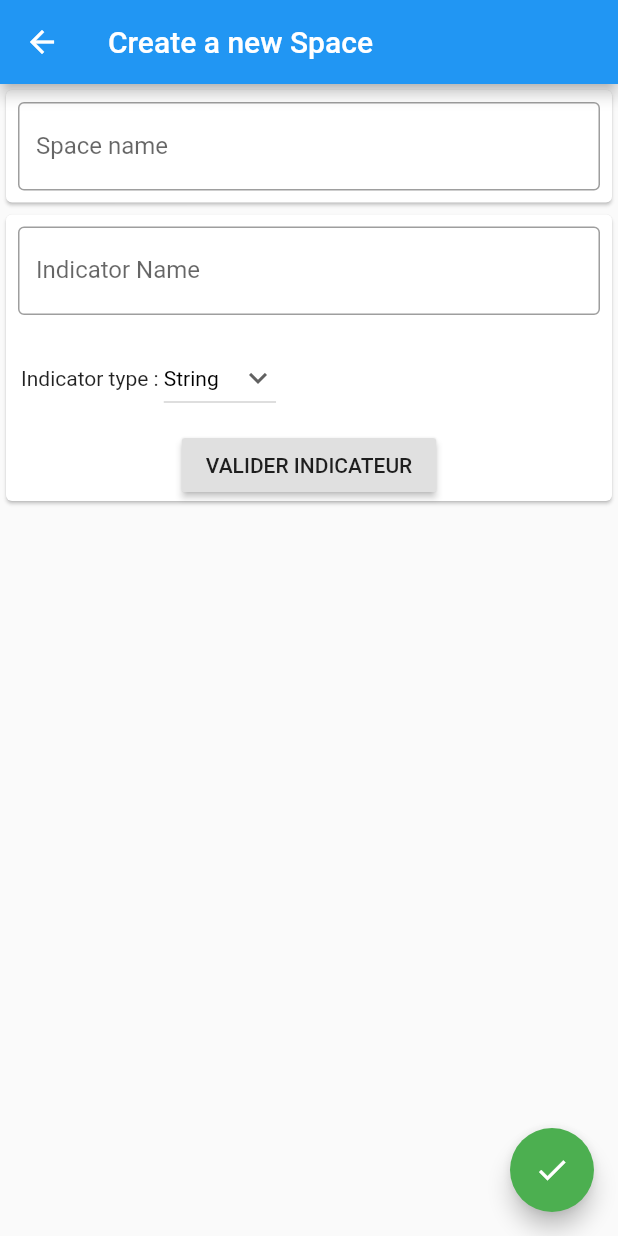
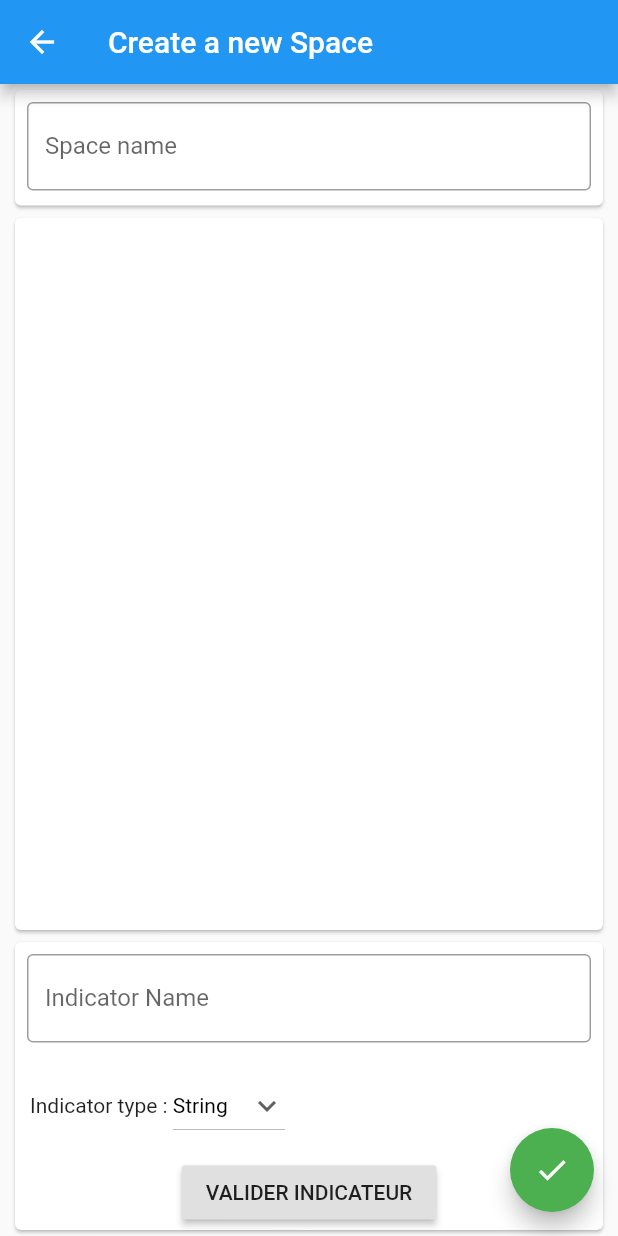
Before and after one commit to theogllrd/suiviDeuzyV2, a Flutter app: the newSpace screen opened directly, on a phone screen of 412 x 824 dp. Run offline on Flutter 3.47's test engine with Material 2 defaults, Android fonts, the phone set to English and light mode, and no system bars; our stand-ins replace sqflite; accounts and stored records are empty.

Commit message:
edit Indicator Added

```diff
--- a/lib/screens/home.dart
+++ b/lib/screens/home.dart
@@ -87,7 +87,7 @@ class _HomeState extends State<Home> {
 
   Widget _space(Space space) {
     return ListTile(
-      title: Text(space.name),
+      title: Text(space != null ? space.name : 'Error loading the title'),
       onTap: () {
         Navigator.push(
           context,
--- a/lib/screens/newSpace.dart
+++ b/lib/screens/newSpace.dart
@@ -29,12 +29,108 @@ class _newSpaceState extends State<newSpace> {
   @override
   Widget build(BuildContext context) {
     return Scaffold(
+      resizeToAvoidBottomPadding: false,
       appBar: AppBar(
         title: Text(
           'Create a new Space',
         ),
       ),
-      body: Column(
+      body: Center(
+        child: Column(
+          children: <Widget>[
+            Container(
+              height: 85,
+              width: 400,
+              child: Card(
+                child: Padding(
+                  padding: EdgeInsets.all(8.0),
+                  child: TextField(
+                    controller: controllerSpaceName,
+                    onChanged: (content) {
+                      _spaceName = controllerSpaceName.text;
+                    },
+                    obscureText: false,
+                    decoration: InputDecoration(
+                      border: OutlineInputBorder(),
+                      labelText: 'Space name',
+                    ),
+                  ),
+                ),
+              ),
+            ),
+            Expanded(
+              child: Container(
+                width: 400,
+                child: Card(
+                  child: showIndicatorsList(),
+                ),
+              ),
+            ),
+            Container(
+              height: 200,
+              width: 400,
+              child: Card(
+                child: Column(
+                  children: <Widget>[
+                    Padding(
+                      padding: EdgeInsets.all(8.0),
+                      child: TextField(
+                        controller: controllerIndicatorName,
+                        onChanged: (content) {
+                          _indicatorName = controllerIndicatorName.text;
+                        },
+                        obscureText: false,
+                        decoration: InputDecoration(
+                          border: OutlineInputBorder(),
+                          labelText: 'Indicator Name',
+                        ),
+                      ),
+                    ),
+                    Padding(
+                      padding: EdgeInsets.all(10.0),
+                      child: Row(
+                        children: <Widget>[
+                          Text(
+                            'Indicator type : ',
+                          ),
+                          DropdownButton<String>(
+                            value: dropdownValue,
+                            icon: Icon(Icons.keyboard_arrow_down),
+                            iconSize: 24,
+                            elevation: 16,
+                            style: TextStyle(color: Colors.black),
+                            onChanged: (String newValue) {
+                              setState(() {
+                                dropdownValue = newValue;
+                              });
+                            },
+                            items: <String>[
+                              'String',
+                              'Integer',
+                              'Boolean',
+                              'Image'
+                            ].map<DropdownMenuItem<String>>((String value) {
+                              return DropdownMenuItem<String>(
+                                value: value,
+                                child: Text(value),
+                              );
+                            }).toList(),
+                          ),
+                        ],
+                      ),
+                    ),
+                    RaisedButton(
+                      onPressed: _validateIndicator,
+                      child: Text('VALIDER INDICATEUR'),
+                    ),
+                  ],
+                ),
+              ),
+            ),
+          ],
+        ),
+      ),
+      /*Column(
         children: <Widget>[
           Card(
             child: Padding(
@@ -55,26 +151,7 @@ class _newSpaceState extends State<newSpace> {
           Card(
             child: Column(
               children: <Widget>[
-                Container(
-                  child: ListView.builder(
-                    shrinkWrap: true,
-                    itemCount: _indicators.length,
-                    itemBuilder: (context, index) {
-                      return Card(
-                        child: ListTile(
-                            title: Center(child: Text(_indicators[index].name)),
-                            trailing: IconButton(
-                              icon: const Icon(Icons.delete,
-                                  color: Colors.redAccent),
-                              tooltip: 'Delete',
-                              onPressed: () {
-                                _deleteIndicator(_indicators[index]);
-                              },
-                            )),
-                      );
-                    },
-                  ),
-                ),
+                showIndicatorsList(),
                 Padding(
                   padding: EdgeInsets.all(8.0),
                   child: TextField(
@@ -126,7 +203,7 @@ class _newSpaceState extends State<newSpace> {
             ),
           ),
         ],
-      ),
+      ),*/
       floatingActionButton: FloatingActionButton(
         onPressed: () {
           if (_spaceName == null) {
@@ -151,6 +228,26 @@ class _newSpaceState extends State<newSpace> {
         child: Icon(Icons.check),
         backgroundColor: Colors.green,
       ),
+    );
+  }
+
+  showIndicatorsList() {
+    return ListView.builder(
+      shrinkWrap: true,
+      itemCount: _indicators.length,
+      itemBuilder: (context, index) {
+        return Card(
+          child: ListTile(
+              title: Center(child: Text(_indicators[index].name)),
+              trailing: IconButton(
+                icon: const Icon(Icons.delete, color: Colors.redAccent),
+                tooltip: 'Delete',
+                onPressed: () {
+                  _deleteIndicator(_indicators[index]);
+                },
+              )),
+        );
+      },
     );
   }
 
```
Also changed, not shown: lib/database/db_helper.dart (+10 -5 lines), lib/screens/SpaceDetails.dart (+43 -7 lines), lib/screens/editIndicator.dart (added, +93 -0 lines).
